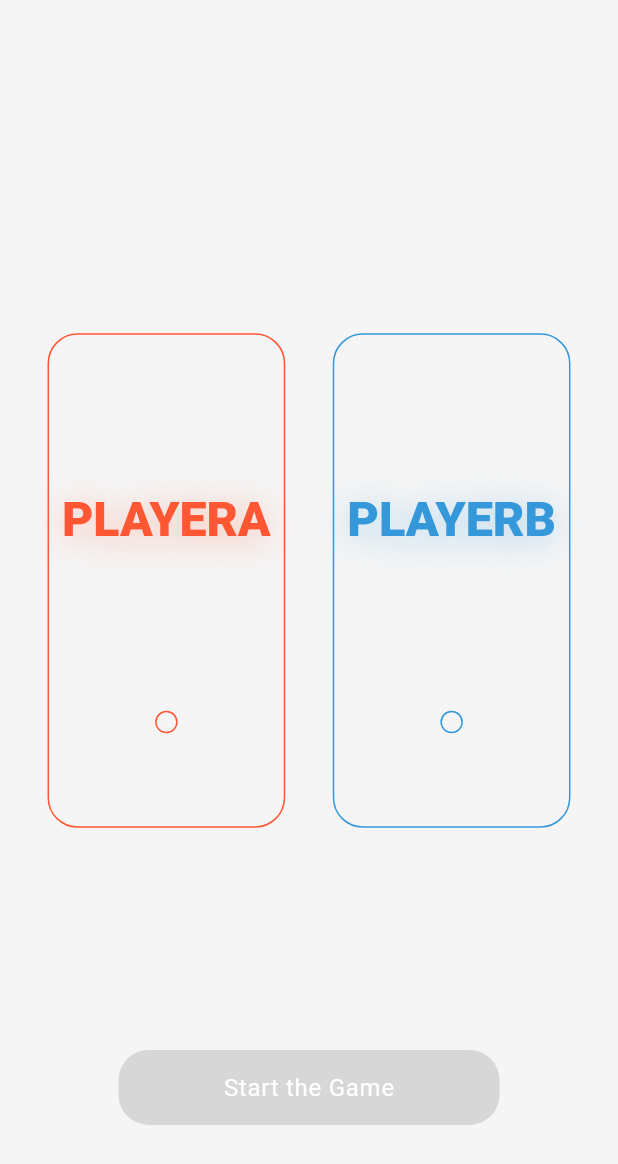
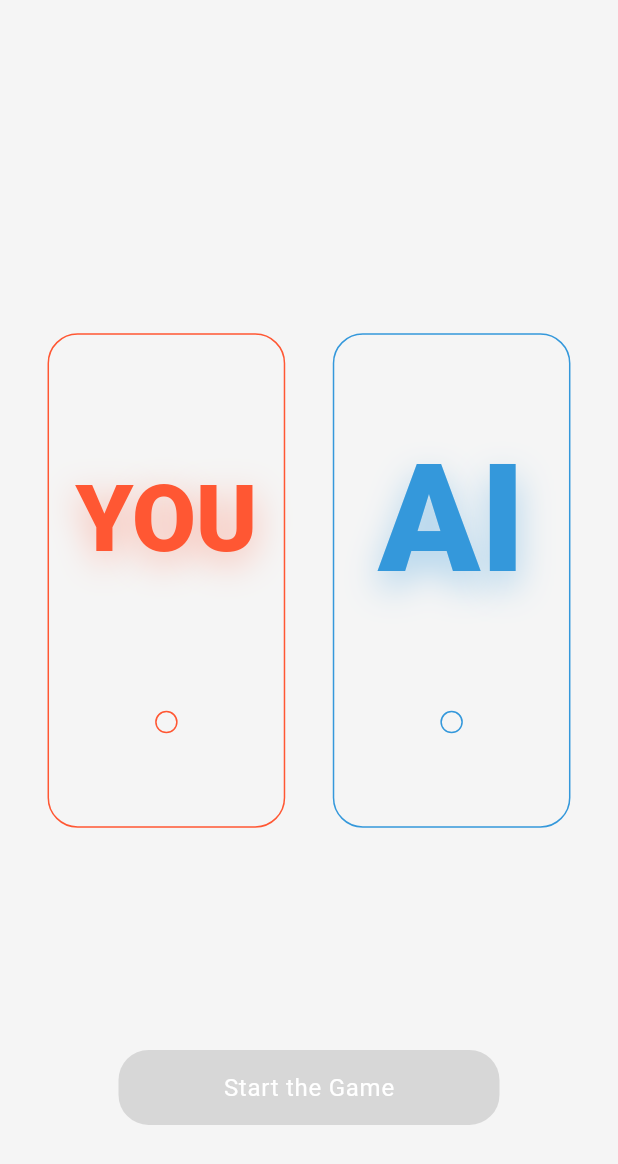
Before and after one commit to AhmedSarg/tic_tac_toe, a Flutter app: the WhoStartScreen screen opened directly, on a phone screen of 412 x 824 dp. Shown: the top 1164 px of the screen. Run offline on Flutter 3.47's test engine with Material 3 defaults, Android fonts, the phone set to English and light mode, and no system bars; our stand-ins replace audioplayers, carousel_slider, flutter_bloc, flutter_svg, google_fonts, lottie; Roboto replaces fonts that are missing (Gabarito); project files that could hold a hidden picture were left out.

Commit message:
fix who start screen

```diff
--- a/lib/ui/who_start_screen/view/who_start_view.dart
+++ b/lib/ui/who_start_screen/view/who_start_view.dart
@@ -1,5 +1,6 @@
 import 'package:flutter/material.dart';
 import 'package:flutter_bloc/flutter_bloc.dart';
+import 'package:tic_tac_toe/logic_layer/logic_extensions.dart';
 import 'package:tic_tac_toe/ui/game_screen/view/game_screen.dart';
 import 'package:tic_tac_toe/ui/resources/app_colors.dart';
 
@@ -124,7 +125,7 @@ class WhoStart extends StatelessWidget {
                       child: Padding(
                         padding: const EdgeInsets.all(30),
                         child: Text(
-                          player.name.toUpperCase(),
+                          player.toStrAsSingleMode().toUpperCase(),
                           style: Theme.of(context)
                               .textTheme
                               .displayLarge
```
Also changed, not shown: lib/logic_layer/logic_extensions.dart (+9 -0 lines).
